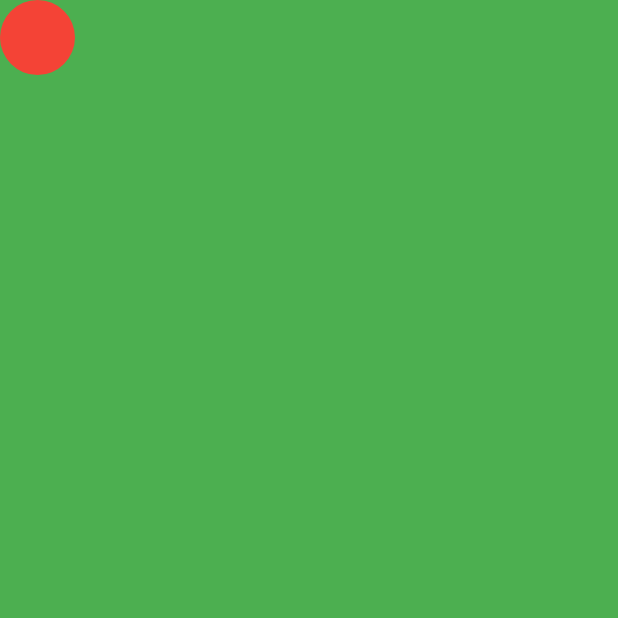
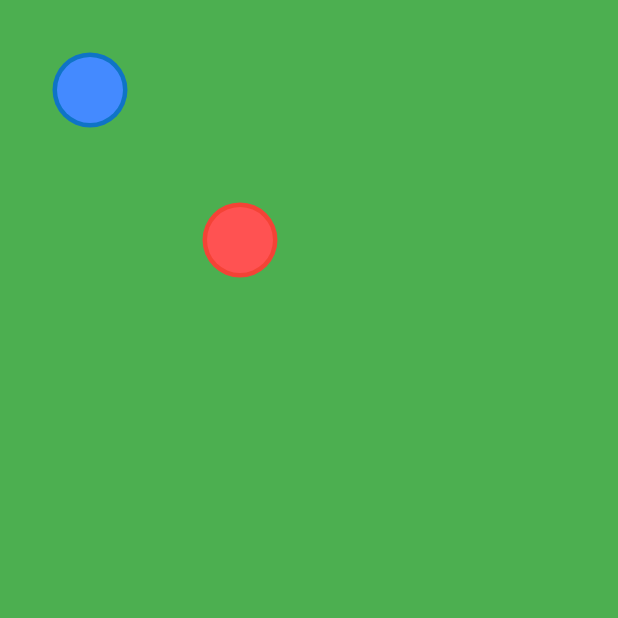
Before and after one commit to donald-88/haptics_app, a Flutter app: the screen it shows after launch, on a phone screen of 412 x 824 dp, the top half of it. Run offline on Flutter 3.47's test engine with Material 2 defaults, Android fonts, the phone set to English and light mode, and no system bars; drawn by our look-alikes of avatar_glow.

Commit message:
created a player component

```diff
--- /dev/null
+++ b/lib/components/pitch.dart
@@ -0,0 +1,34 @@
+import 'package:flutter/material.dart';
+import 'package:haptics_app/components/player.dart';
+
+class PitchSide extends StatefulWidget {
+  const PitchSide({Key? key}) : super(key: key);
+
+  @override
+  State<PitchSide> createState() => _PitchSideState();
+}
+
+class _PitchSideState extends State<PitchSide> {
+  Player playerA = Player(
+    color: const Color.fromARGB(255, 15, 116, 198),
+    borderColor: Colors.blueAccent,
+    initLeft: 0,
+    initTop: 0,
+  );
+
+  Player playerB = Player(
+    color: Colors.red,
+    borderColor: Colors.redAccent,
+    initLeft: 100,
+    initTop: 100,
+  );
+  @override
+  Widget build(BuildContext context) {
+    return Scaffold(
+      backgroundColor: Colors.green,
+      body: Stack(
+        children: [playerA, playerB],
+      ),
+    );
+  }
+}
--- /dev/null
+++ b/lib/components/player.dart
@@ -0,0 +1,66 @@
+import 'dart:math';
+
+import 'package:avatar_glow/avatar_glow.dart';
+import 'package:flutter/material.dart';
+
+class Player extends StatefulWidget {
+  final Color color;
+  final Color borderColor;
+  double initLeft;
+  double initTop;
+  Player(
+      {required this.color,
+      required this.borderColor,
+      required this.initLeft,
+      required this.initTop});
+
+  @override
+  State<Player> createState() => _PlayerState();
+}
+
+class _PlayerState extends State<Player> {
+  bool tapped = false;
+  @override
+  Widget build(BuildContext context) {
+    return Positioned(
+      top: widget.initTop,
+      left: widget.initLeft,
+      child: GestureDetector(
+        onPanUpdate: (details) {
+          setState(() {
+            widget.initLeft = max(0, widget.initLeft + details.delta.dx);
+            widget.initTop = max(0, widget.initTop + details.delta.dy);
+          });
+        },
+        onTap: () {
+          setState(() {
+            tapped = !tapped;
+          });
+        },
+        child: AvatarGlow(
+          animate: tapped,
+          endRadius: 60,
+          glowColor: widget.borderColor,
+          duration: const Duration(milliseconds: 1000),
+          repeatPauseDuration: const Duration(milliseconds: 100),
+          child: Container(
+            height: 50,
+            width: 50,
+            decoration: BoxDecoration(
+                color: widget.color,
+                borderRadius: const BorderRadius.all(Radius.circular(50))),
+            child: Center(
+              child: Container(
+                height: 44,
+                width: 44,
+                decoration: BoxDecoration(
+                    color: widget.borderColor,
+                    borderRadius: const BorderRadius.all(Radius.circular(50))),
+              ),
+            ),
+          ),
+        ),
+      ),
+    );
+  }
+}
--- a/lib/main.dart
+++ b/lib/main.dart
@@ -1,5 +1,5 @@
 import 'package:flutter/material.dart';
-import 'package:haptics_app/screens/pitch.dart';
+import 'package:haptics_app/components/pitch.dart';
 
 void main() {
   runApp(const HapticsApp());
--- a/lib/screens/pitch.dart
+++ /dev/null
@@ -1,45 +0,0 @@
-import 'dart:math';
-
-import 'package:flutter/material.dart';
-
-class PitchSide extends StatefulWidget {
-  const PitchSide({Key? key}) : super(key: key);
-
-  @override
-  State<PitchSide> createState() => _PitchSideState();
-}
-
-class _PitchSideState extends State<PitchSide> {
-  double _left = 0.0;
-  double _top = 0.0;
-
-  @override
-  Widget build(BuildContext context) {
-    return Scaffold(
-      backgroundColor: Colors.green,
-      body: Stack(
-        children: [
-          Positioned(
-            top: _top,
-            left: _left,
-            child: GestureDetector(
-              onPanUpdate: (details) {
-                setState(() {
-                  _left = max(0, _left + details.delta.dx);
-                  _top = max(0, _top + details.delta.dy);
-                });
-              },
-              child: Container(
-                height: 50,
-                width: 50,
-                decoration: const BoxDecoration(
-                    color: Colors.red,
-                    borderRadius: BorderRadius.all(Radius.circular(50))),
-              ),
-            ),
-          )
-        ],
-      ),
-    );
-  }
-}
--- a/pubspec.yaml
+++ b/pubspec.yaml
@@ -34,6 +34,7 @@ dependencies:
   # The following adds the Cupertino Icons font to your application.
   # Use with the CupertinoIcons class for iOS style icons.
   cupertino_icons: ^1.0.2
+  avatar_glow: ^2.0.2
 
 dev_dependencies:
   flutter_test:
```
Also changed, not shown: pubspec.lock, 1 other file.
